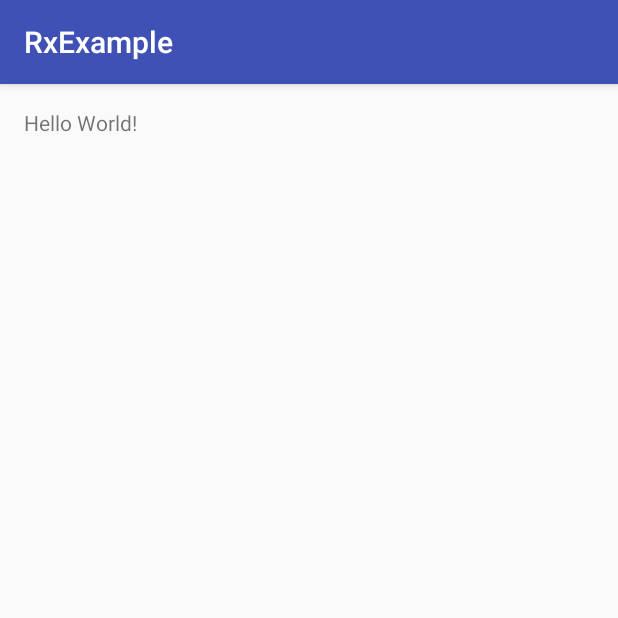
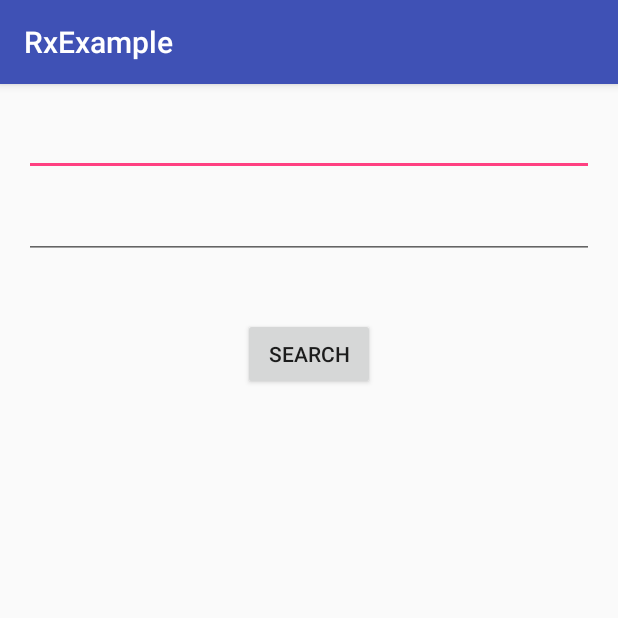
Before and after one commit to harrylefit/RxExample, an Android app: the screen it shows after launch (MainActivity), on a phone screen of 412 x 824 dp, the top half of it. Run offline under Robolectric (Android 15) with nearby library versions, the phone set to English and light mode, and no system bars; our stand-ins replace ButterKnife; libraries missing offline, so code that uses them is left out: com.jakewharton.rxbinding, rx.functions; 1 statement that could not run was skipped.

```diff
--- a/RxExample/app/src/main/AndroidManifest.xml
+++ b/RxExample/app/src/main/AndroidManifest.xml
@@ -15,6 +15,7 @@
                 <category android:name="android.intent.category.LAUNCHER" />
             </intent-filter>
         </activity>
+        <activity android:name=".InstantSearchViewctivity"/>
     </application>
 
 </manifest>
--- a/RxExample/app/src/main/java/com/example/harry/rxexample/MainActivity.java
+++ b/RxExample/app/src/main/java/com/example/harry/rxexample/MainActivity.java
@@ -2,21 +2,46 @@ package com.example.harry.rxexample;
 
 import android.os.Bundle;
 import android.support.v7.app.AppCompatActivity;
+import android.support.v7.widget.AppCompatButton;
+import android.support.v7.widget.AppCompatEditText;
+import android.support.v7.widget.AppCompatTextView;
 
 import com.example.harry.rxexample.model.Cat;
+import com.example.harry.rxexample.model.Person;
+import com.jakewharton.rxbinding.widget.RxTextView;
+import com.jakewharton.rxbinding.widget.TextViewAfterTextChangeEvent;
 
 import java.util.ArrayList;
 import java.util.List;
 
+import butterknife.BindView;
+import butterknife.ButterKnife;
+import rx.Observable;
+import rx.functions.Func2;
+
 public class MainActivity extends AppCompatActivity {
+
+    @BindView(R.id.tvInput)
+    AppCompatEditText tvInput;
+
+    @BindView(R.id.tvInput2)
+    AppCompatEditText tvInput2;
+
+    @BindView(R.id.tvLog)
+    AppCompatTextView tvLog;
+
+    @BindView(R.id.btnSearch)
+    AppCompatButton btnSearch;
 
     private List<Cat> cats;
     private List<Cat> friendCats;
+    private Person person;
 
     @Override
     protected void onCreate(Bundle savedInstanceState) {
         super.onCreate(savedInstanceState);
         setContentView(R.layout.activity_main);
+        ButterKnife.bind(this);
 
         cats = new ArrayList<>();
         cats.add(new Cat("Kathy", true, true, false));
@@ -28,6 +53,35 @@ public class MainActivity extends AppCompatActivity {
         friendCats.add(new Cat("Kelvin", true, false, false));
         friendCats.add(new Cat("Sarah", false, false, false));
 
+        person = new Person("Harry", 23);
 
+
+        //TODO 1. duyet mang cats , chi log ra nhung items chua chuoi ki tu 'th',khong phan biet chu hoa,thuong
+
+        //TODO 2. log ra tat ca cac items co ten bat dau bang ki tu 'K', khong phan biet chu hoa,thuong
+
+        //TODO 3. Person co name la: Harry. Person nay muon bat tat ca cac con meo co alive == true. (method person.setCats(cats))
+        //TODO sau khi bat duoc tat ca cac con meo co alive == true, ten cua tat cac con meo bat duoc se duoc format theo : Harry_tenhientai.
+        //TODO Cuoi cung log ra ten cua tat ca con meo do.
+
+        //TODO 4. duyet mang friendCats. cu moi 2s thi lai co mot con meo co sleep == true. Log ra name cua con meo hien tai co sleep == true. duyet het mang.
+
+        //TODO 5. neu text cua tvInput thay doi va co chua chuoi ki tu 'aaa' -> log ra 'Yeah', nguoc lai 'Ops' bang tvLog
+
+        //TODO 6. dung tvInput log ra : 'Valid' khi ca tvInput vaf tvInput2 deu chua chuoi ki tu 'xxx', nguoc lai log ra: 'Invalid'
+        Observable.combineLatest(RxTextView.afterTextChangeEvents(tvInput), RxTextView.afterTextChangeEvents(tvInput2), new Func2<TextViewAfterTextChangeEvent, TextViewAfterTextChangeEvent, Boolean>() {
+            @Override
+            public Boolean call(TextViewAfterTextChangeEvent event, TextViewAfterTextChangeEvent event2) {
+                return event.editable().toString().contains("xxx") && event.editable().toString().contains("xxx");
+            }
+        }).subscribe(aBoolean -> {
+            if (aBoolean) {
+                tvLog.setText("Valid");
+            } else {
+                tvLog.setText("InValid");
+            }
+        }, throwable -> {
+            tvLog.setText(throwable.getLocalizedMessage());
+        });
     }
 }
--- a/RxExample/app/src/main/res/layout/activity_main.xml
+++ b/RxExample/app/src/main/res/layout/activity_main.xml
@@ -1,17 +1,41 @@
 <?xml version="1.0" encoding="utf-8"?>
-<RelativeLayout xmlns:android="http://schemas.android.com/apk/res/android"
+<LinearLayout xmlns:android="http://schemas.android.com/apk/res/android"
     xmlns:tools="http://schemas.android.com/tools"
     android:id="@+id/activity_main"
     android:layout_width="match_parent"
     android:layout_height="match_parent"
+    android:orientation="vertical"
     android:paddingBottom="@dimen/activity_vertical_margin"
     android:paddingLeft="@dimen/activity_horizontal_margin"
     android:paddingRight="@dimen/activity_horizontal_margin"
     android:paddingTop="@dimen/activity_vertical_margin"
     tools:context="com.example.harry.rxexample.MainActivity">
 
-    <TextView
+    <android.support.v7.widget.AppCompatEditText
+        android:id="@+id/tvInput"
+        android:layout_width="match_parent"
+        android:layout_height="wrap_content" />
+
+    <android.support.v7.widget.AppCompatEditText
+        android:layout_marginTop="10dp"
+        android:id="@+id/tvInput2"
+        android:layout_width="match_parent"
+        android:layout_height="wrap_content" />
+
+    <android.support.v7.widget.AppCompatTextView
+        android:id="@+id/tvLog"
+        android:layout_marginTop="10dp"
+        android:layout_gravity="center"
         android:layout_width="wrap_content"
-        android:layout_height="wrap_content"
-        android:text="Hello World!" />
-</RelativeLayout>
+        android:layout_height="wrap_content" />
+
+    <android.support.v7.widget.AppCompatButton
+        android:id="@+id/btnSearch"
+        android:layout_marginTop="10dp"
+        android:layout_gravity="center"
+        android:layout_width="wrap_content"
+        android:text="Search"
+        android:layout_height="wrap_content" />
+
+
+</LinearLayout>
```
Also changed, not shown: RxExample/app/src/main/java/com/example/harry/rxexample/DummyFactory.java (added, +28 -0 lines), RxExample/app/src/main/java/com/example/harry/rxexample/InstantSearchViewctivity.java (added, +106 -0 lines), RxExample/app/src/main/java/com/example/harry/rxexample/model/Person.java (+11 -0 lines), RxExample/app/src/main/res/layout/activity_instant_search_viewctivity.xml (added, +20 -0 lines).
